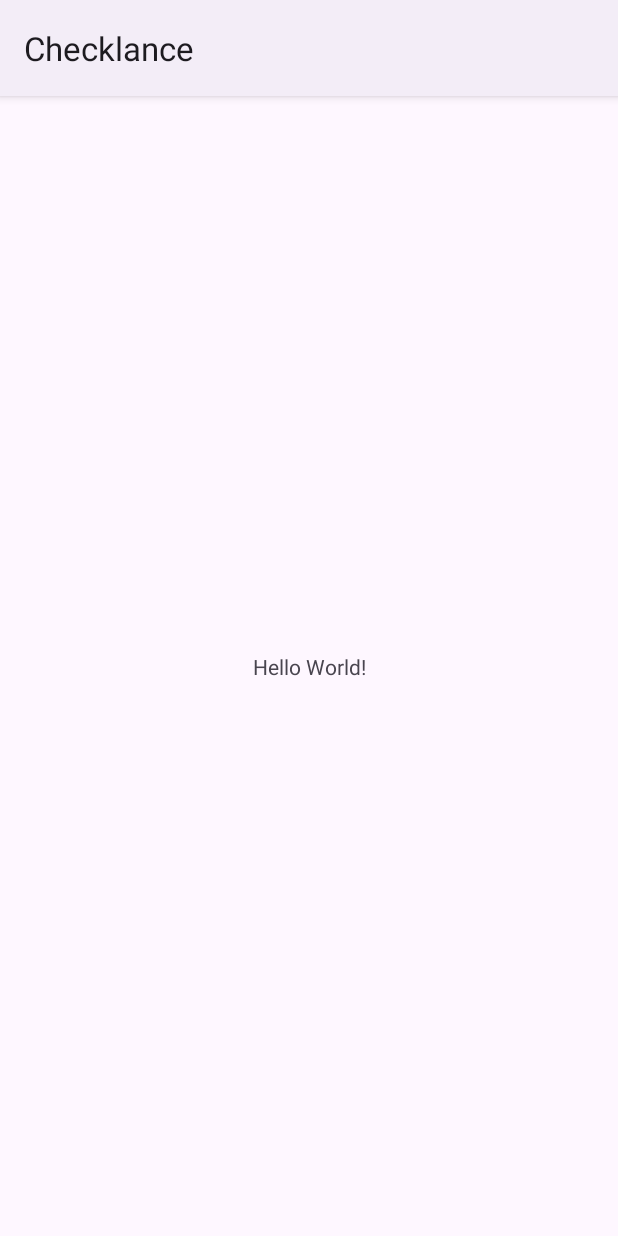
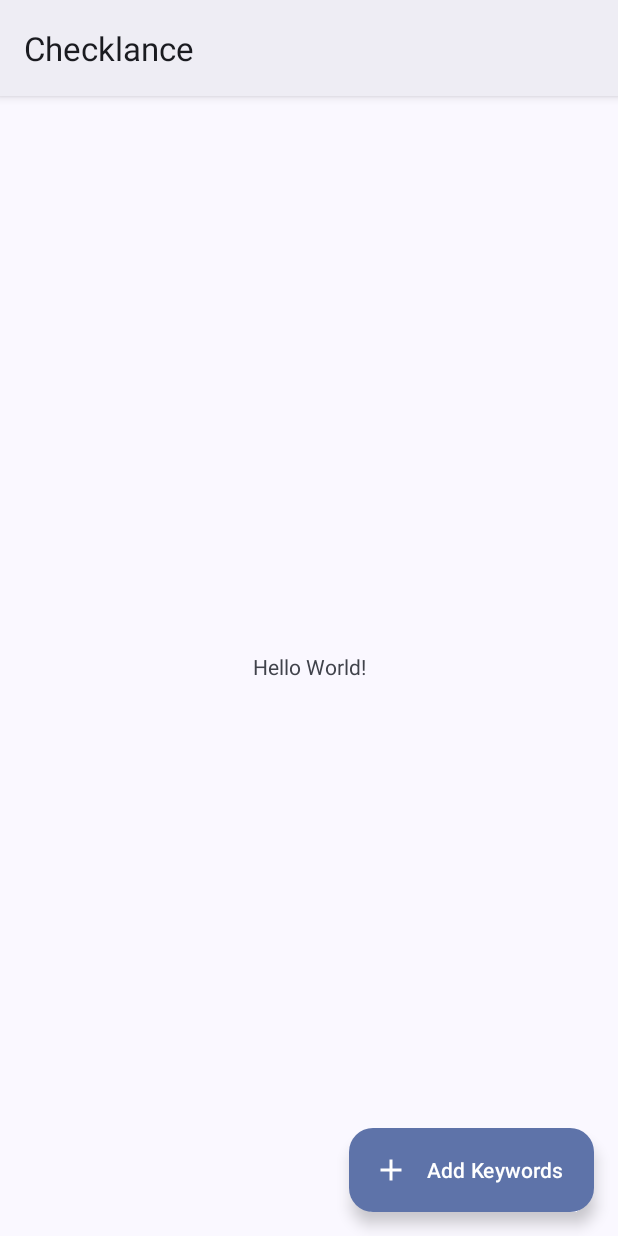
Before and after one commit to Akruzen/Checklance, an Android app: the screen it shows after launch (MainActivity), on a phone screen of 412 x 824 dp. Run offline under Robolectric (Android 15) with nearby library versions, the phone set to English and light mode, and no system bars.

Commit message:
Added FAB, Dynamic Colors

```diff
--- a/app/src/main/AndroidManifest.xml
+++ b/app/src/main/AndroidManifest.xml
@@ -17,7 +17,7 @@
         android:label="@string/app_name"
         android:roundIcon="@mipmap/ic_launcher_round"
         android:supportsRtl="true"
-        android:theme="@style/Theme.Material3.DayNight"
+        android:theme="@style/Theme.Material3.DynamicColors.DayNight"
         tools:targetApi="31" >
         <activity
             android:name=".MainActivity"
--- a/app/src/main/java/com/akruzen/checklance/MainActivity.java
+++ b/app/src/main/java/com/akruzen/checklance/MainActivity.java
@@ -1,7 +1,8 @@
 package com.akruzen.checklance;
 
+import android.os.Bundle;
+
 import androidx.appcompat.app.AppCompatActivity;
-import android.os.Bundle;
 
 public class MainActivity extends AppCompatActivity {
 
--- /dev/null
+++ b/app/src/main/res/drawable/outline_add_24.xml
@@ -0,0 +1,5 @@
+<vector android:height="24dp" android:tint="#000000"
+    android:viewportHeight="24" android:viewportWidth="24"
+    android:width="24dp" xmlns:android="http://schemas.android.com/apk/res/android">
+    <path android:fillColor="@android:color/white" android:pathData="M19,13h-6v6h-2v-6H5v-2h6V5h2v6h6v2z"/>
+</vector>
--- a/app/src/main/res/layout/activity_main.xml
+++ b/app/src/main/res/layout/activity_main.xml
@@ -15,4 +15,17 @@
       app:layout_constraintEnd_toEndOf="parent"
       app:layout_constraintTop_toTopOf="parent" />
 
-  </androidx.constraintlayout.widget.ConstraintLayout>
+    <com.google.android.material.floatingactionbutton.ExtendedFloatingActionButton
+        android:id="@+id/extended_fab"
+        android:layout_width="wrap_content"
+        android:layout_height="wrap_content"
+        android:layout_gravity="bottom|end"
+        android:layout_margin="16dp"
+        android:layout_marginEnd="4dp"
+        android:contentDescription="@string/add_keywords"
+        android:text="@string/add_keywords_text"
+        app:icon="@drawable/outline_add_24"
+        app:layout_constraintBottom_toBottomOf="parent"
+        app:layout_constraintEnd_toEndOf="parent" />
+
+</androidx.constraintlayout.widget.ConstraintLayout>
--- a/app/src/main/res/values/strings.xml
+++ b/app/src/main/res/values/strings.xml
@@ -1,3 +1,5 @@
 <resources>
     <string name="app_name">Checklance</string>
+    <string name="add_keywords">Add Keywords</string>
+    <string name="add_keywords_text">Add Keywords</string>
 </resources>
```
